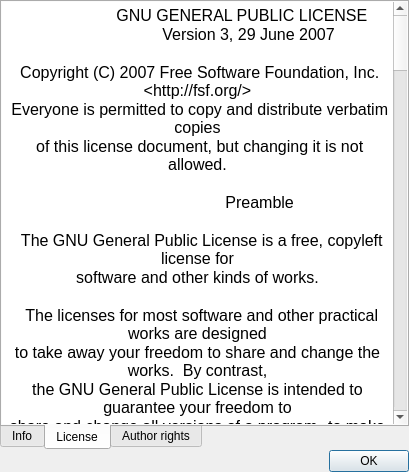
This is UI/aboutprogramwindow.ui in Shadasviar/APOD as Qt 5 draws it before an edit. The edited form follows.
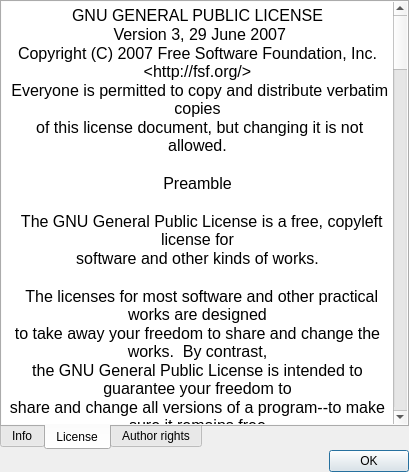
This is the edited form. The open tabs and pages were chosen to show the change. Icons and pictures are not drawn.

Commit message: Format license in info window

```diff
--- a/UI/aboutprogramwindow.ui
+++ b/UI/aboutprogramwindow.ui
@@ -153,14 +153,13 @@
 &lt;html&gt;&lt;head&gt;&lt;meta name=&quot;qrichtext&quot; content=&quot;1&quot; /&gt;&lt;style type=&quot;text/css&quot;&gt;
 p, li { white-space: pre-wrap; }
 &lt;/style&gt;&lt;/head&gt;&lt;body style=&quot; font-family:'Oxygen-Sans'; font-size:12pt; font-weight:400; font-style:normal;&quot;&gt;
-&lt;p align=&quot;center&quot; style=&quot; margin-top:0px; margin-bottom:0px; margin-left:0px; margin-right:0px; -qt-block-indent:0; text-indent:0px;&quot;&gt;                    GNU GENERAL PUBLIC LICENSE&lt;/p&gt;
-&lt;p align=&quot;center&quot; style=&quot; margin-top:0px; margin-bottom:0px; margin-left:0px; margin-right:0px; -qt-block-indent:0; text-indent:0px;&quot;&gt;                       Version 3, 29 June 2007&lt;/p&gt;
-&lt;p align=&quot;center&quot; style=&quot;-qt-paragraph-type:empty; margin-top:0px; margin-bottom:0px; margin-left:0px; margin-right:0px; -qt-block-indent:0; text-indent:0px;&quot;&gt;&lt;br /&gt;&lt;/p&gt;
-&lt;p align=&quot;center&quot; style=&quot; margin-top:0px; margin-bottom:0px; margin-left:0px; margin-right:0px; -qt-block-indent:0; text-indent:0px;&quot;&gt; Copyright (C) 2007 Free Software Foundation, Inc. &amp;lt;http://fsf.org/&amp;gt;&lt;/p&gt;
+&lt;p align=&quot;center&quot; style=&quot; margin-top:0px; margin-bottom:0px; margin-left:0px; margin-right:0px; -qt-block-indent:0; text-indent:0px;&quot;&gt;GNU GENERAL PUBLIC LICENSE&lt;/p&gt;
+&lt;p align=&quot;center&quot; style=&quot; margin-top:0px; margin-bottom:0px; margin-left:0px; margin-right:0px; -qt-block-indent:0; text-indent:0px;&quot;&gt; Version 3, 29 June 2007&lt;/p&gt;
+&lt;p align=&quot;center&quot; style=&quot; margin-top:0px; margin-bottom:0px; margin-left:0px; margin-right:0px; -qt-block-indent:0; text-indent:0px;&quot;&gt;Copyright (C) 2007 Free Software Foundation, Inc. &amp;lt;http://fsf.org/&amp;gt;&lt;/p&gt;
 &lt;p align=&quot;center&quot; style=&quot; margin-top:0px; margin-bottom:0px; margin-left:0px; margin-right:0px; -qt-block-indent:0; text-indent:0px;&quot;&gt; Everyone is permitted to copy and distribute verbatim copies&lt;/p&gt;
 &lt;p align=&quot;center&quot; style=&quot; margin-top:0px; margin-bottom:0px; margin-left:0px; margin-right:0px; -qt-block-indent:0; text-indent:0px;&quot;&gt; of this license document, but changing it is not allowed.&lt;/p&gt;
 &lt;p align=&quot;center&quot; style=&quot;-qt-paragraph-type:empty; margin-top:0px; margin-bottom:0px; margin-left:0px; margin-right:0px; -qt-block-indent:0; text-indent:0px;&quot;&gt;&lt;br /&gt;&lt;/p&gt;
-&lt;p align=&quot;center&quot; style=&quot; margin-top:0px; margin-bottom:0px; margin-left:0px; margin-right:0px; -qt-block-indent:0; text-indent:0px;&quot;&gt;                            Preamble&lt;/p&gt;
+&lt;p align=&quot;center&quot; style=&quot; margin-top:0px; margin-bottom:0px; margin-left:0px; margin-right:0px; -qt-block-indent:0; text-indent:0px;&quot;&gt;Preamble&lt;/p&gt;
 &lt;p align=&quot;center&quot; style=&quot;-qt-paragraph-type:empty; margin-top:0px; margin-bottom:0px; margin-left:0px; margin-right:0px; -qt-block-indent:0; text-indent:0px;&quot;&gt;&lt;br /&gt;&lt;/p&gt;
 &lt;p align=&quot;center&quot; style=&quot; margin-top:0px; margin-bottom:0px; margin-left:0px; margin-right:0px; -qt-block-indent:0; text-indent:0px;&quot;&gt;  The GNU General Public License is a free, copyleft license for&lt;/p&gt;
 &lt;p align=&quot;center&quot; style=&quot; margin-top:0px; margin-bottom:0px; margin-left:0px; margin-right:0px; -qt-block-indent:0; text-indent:0px;&quot;&gt;software and other kinds of works.&lt;/p&gt;
@@ -223,7 +222,7 @@
 &lt;p align=&quot;center&quot; style=&quot; margin-top:0px; margin-bottom:0px; margin-left:0px; margin-right:0px; -qt-block-indent:0; text-indent:0px;&quot;&gt;  The precise terms and conditions for copying, distribution and&lt;/p&gt;
 &lt;p align=&quot;center&quot; style=&quot; margin-top:0px; margin-bottom:0px; margin-left:0px; margin-right:0px; -qt-block-indent:0; text-indent:0px;&quot;&gt;modification follow.&lt;/p&gt;
 &lt;p align=&quot;center&quot; style=&quot;-qt-paragraph-type:empty; margin-top:0px; margin-bottom:0px; margin-left:0px; margin-right:0px; -qt-block-indent:0; text-indent:0px;&quot;&gt;&lt;br /&gt;&lt;/p&gt;
-&lt;p align=&quot;center&quot; style=&quot; margin-top:0px; margin-bottom:0px; margin-left:0px; margin-right:0px; -qt-block-indent:0; text-indent:0px;&quot;&gt;                       TERMS AND CONDITIONS&lt;/p&gt;
+&lt;p align=&quot;center&quot; style=&quot; margin-top:0px; margin-bottom:0px; margin-left:0px; margin-right:0px; -qt-block-indent:0; text-indent:0px;&quot;&gt; TERMS AND CONDITIONS&lt;/p&gt;
 &lt;p align=&quot;center&quot; style=&quot;-qt-paragraph-type:empty; margin-top:0px; margin-bottom:0px; margin-left:0px; margin-right:0px; -qt-block-indent:0; text-indent:0px;&quot;&gt;&lt;br /&gt;&lt;/p&gt;
 &lt;p align=&quot;center&quot; style=&quot; margin-top:0px; margin-bottom:0px; margin-left:0px; margin-right:0px; -qt-block-indent:0; text-indent:0px;&quot;&gt;  0. Definitions.&lt;/p&gt;
 &lt;p align=&quot;center&quot; style=&quot;-qt-paragraph-type:empty; margin-top:0px; margin-bottom:0px; margin-left:0px; margin-right:0px; -qt-block-indent:0; text-indent:0px;&quot;&gt;&lt;br /&gt;&lt;/p&gt;
@@ -773,61 +772,7 @@
 &lt;p align=&quot;center&quot; style=&quot; margin-top:0px; margin-bottom:0px; margin-left:0px; margin-right:0px; -qt-block-indent:0; text-indent:0px;&quot;&gt;Program, unless a warranty or assumption of liability accompanies a&lt;/p&gt;
 &lt;p align=&quot;center&quot; style=&quot; margin-top:0px; margin-bottom:0px; margin-left:0px; margin-right:0px; -qt-block-indent:0; text-indent:0px;&quot;&gt;copy of the Program in return for a fee.&lt;/p&gt;
 &lt;p align=&quot;center&quot; style=&quot;-qt-paragraph-type:empty; margin-top:0px; margin-bottom:0px; margin-left:0px; margin-right:0px; -qt-block-indent:0; text-indent:0px;&quot;&gt;&lt;br /&gt;&lt;/p&gt;
-&lt;p align=&quot;center&quot; style=&quot; margin-top:0px; margin-bottom:0px; margin-left:0px; margin-right:0px; -qt-block-indent:0; text-indent:0px;&quot;&gt;                     END OF TERMS AND CONDITIONS&lt;/p&gt;
-&lt;p align=&quot;center&quot; style=&quot;-qt-paragraph-type:empty; margin-top:0px; margin-bottom:0px; margin-left:0px; margin-right:0px; -qt-block-indent:0; text-indent:0px;&quot;&gt;&lt;br /&gt;&lt;/p&gt;
-&lt;p align=&quot;center&quot; style=&quot; margin-top:0px; margin-bottom:0px; margin-left:0px; margin-right:0px; -qt-block-indent:0; text-indent:0px;&quot;&gt;            How to Apply These Terms to Your New Programs&lt;/p&gt;
-&lt;p align=&quot;center&quot; style=&quot;-qt-paragraph-type:empty; margin-top:0px; margin-bottom:0px; margin-left:0px; margin-right:0px; -qt-block-indent:0; text-indent:0px;&quot;&gt;&lt;br /&gt;&lt;/p&gt;
-&lt;p align=&quot;center&quot; style=&quot; margin-top:0px; margin-bottom:0px; margin-left:0px; margin-right:0px; -qt-block-indent:0; text-indent:0px;&quot;&gt;  If you develop a new program, and you want it to be of the greatest&lt;/p&gt;
-&lt;p align=&quot;center&quot; style=&quot; margin-top:0px; margin-bottom:0px; margin-left:0px; margin-right:0px; -qt-block-indent:0; text-indent:0px;&quot;&gt;possible use to the public, the best way to achieve this is to make it&lt;/p&gt;
-&lt;p align=&quot;center&quot; style=&quot; margin-top:0px; margin-bottom:0px; margin-left:0px; margin-right:0px; -qt-block-indent:0; text-indent:0px;&quot;&gt;free software which everyone can redistribute and change under these terms.&lt;/p&gt;
-&lt;p align=&quot;center&quot; style=&quot;-qt-paragraph-type:empty; margin-top:0px; margin-bottom:0px; margin-left:0px; margin-right:0px; -qt-block-indent:0; text-indent:0px;&quot;&gt;&lt;br /&gt;&lt;/p&gt;
-&lt;p align=&quot;center&quot; style=&quot; margin-top:0px; margin-bottom:0px; margin-left:0px; margin-right:0px; -qt-block-indent:0; text-indent:0px;&quot;&gt;  To do so, attach the following notices to the program.  It is safest&lt;/p&gt;
-&lt;p align=&quot;center&quot; style=&quot; margin-top:0px; margin-bottom:0px; margin-left:0px; margin-right:0px; -qt-block-indent:0; text-indent:0px;&quot;&gt;to attach them to the start of each source file to most effectively&lt;/p&gt;
-&lt;p align=&quot;center&quot; style=&quot; margin-top:0px; margin-bottom:0px; margin-left:0px; margin-right:0px; -qt-block-indent:0; text-indent:0px;&quot;&gt;state the exclusion of warranty; and each file should have at least&lt;/p&gt;
-&lt;p align=&quot;center&quot; style=&quot; margin-top:0px; margin-bottom:0px; margin-left:0px; margin-right:0px; -qt-block-indent:0; text-indent:0px;&quot;&gt;the &amp;quot;copyright&amp;quot; line and a pointer to where the full notice is found.&lt;/p&gt;
-&lt;p align=&quot;center&quot; style=&quot;-qt-paragraph-type:empty; margin-top:0px; margin-bottom:0px; margin-left:0px; margin-right:0px; -qt-block-indent:0; text-indent:0px;&quot;&gt;&lt;br /&gt;&lt;/p&gt;
-&lt;p align=&quot;center&quot; style=&quot; margin-top:0px; margin-bottom:0px; margin-left:0px; margin-right:0px; -qt-block-indent:0; text-indent:0px;&quot;&gt;    {one line to give the program's name and a brief idea of what it does.}&lt;/p&gt;
-&lt;p align=&quot;center&quot; style=&quot; margin-top:0px; margin-bottom:0px; margin-left:0px; margin-right:0px; -qt-block-indent:0; text-indent:0px;&quot;&gt;    Copyright (C) {year}  {name of author}&lt;/p&gt;
-&lt;p align=&quot;center&quot; style=&quot;-qt-paragraph-type:empty; margin-top:0px; margin-bottom:0px; margin-left:0px; margin-right:0px; -qt-block-indent:0; text-indent:0px;&quot;&gt;&lt;br /&gt;&lt;/p&gt;
-&lt;p align=&quot;center&quot; style=&quot; margin-top:0px; margin-bottom:0px; margin-left:0px; margin-right:0px; -qt-block-indent:0; text-indent:0px;&quot;&gt;    This program is free software: you can redistribute it and/or modify&lt;/p&gt;
-&lt;p align=&quot;center&quot; style=&quot; margin-top:0px; margin-bottom:0px; margin-left:0px; margin-right:0px; -qt-block-indent:0; text-indent:0px;&quot;&gt;    it under the terms of the GNU General Public License as published by&lt;/p&gt;
-&lt;p align=&quot;center&quot; style=&quot; margin-top:0px; margin-bottom:0px; margin-left:0px; margin-right:0px; -qt-block-indent:0; text-indent:0px;&quot;&gt;    the Free Software Foundation, either version 3 of the License, or&lt;/p&gt;
-&lt;p align=&quot;center&quot; style=&quot; margin-top:0px; margin-bottom:0px; margin-left:0px; margin-right:0px; -qt-block-indent:0; text-indent:0px;&quot;&gt;    (at your option) any later version.&lt;/p&gt;
-&lt;p align=&quot;center&quot; style=&quot;-qt-paragraph-type:empty; margin-top:0px; margin-bottom:0px; margin-left:0px; margin-right:0px; -qt-block-indent:0; text-indent:0px;&quot;&gt;&lt;br /&gt;&lt;/p&gt;
-&lt;p align=&quot;center&quot; style=&quot; margin-top:0px; margin-bottom:0px; margin-left:0px; margin-right:0px; -qt-block-indent:0; text-indent:0px;&quot;&gt;    This program is distributed in the hope that it will be useful,&lt;/p&gt;
-&lt;p align=&quot;center&quot; style=&quot; margin-top:0px; margin-bottom:0px; margin-left:0px; margin-right:0px; -qt-block-indent:0; text-indent:0px;&quot;&gt;    but WITHOUT ANY WARRANTY; without even the implied warranty of&lt;/p&gt;
-&lt;p align=&quot;center&quot; style=&quot; margin-top:0px; margin-bottom:0px; margin-left:0px; margin-right:0px; -qt-block-indent:0; text-indent:0px;&quot;&gt;    MERCHANTABILITY or FITNESS FOR A PARTICULAR PURPOSE.  See the&lt;/p&gt;
-&lt;p align=&quot;center&quot; style=&quot; margin-top:0px; margin-bottom:0px; margin-left:0px; margin-right:0px; -qt-block-indent:0; text-indent:0px;&quot;&gt;    GNU General Public License for more details.&lt;/p&gt;
-&lt;p align=&quot;center&quot; style=&quot;-qt-paragraph-type:empty; margin-top:0px; margin-bottom:0px; margin-left:0px; margin-right:0px; -qt-block-indent:0; text-indent:0px;&quot;&gt;&lt;br /&gt;&lt;/p&gt;
-&lt;p align=&quot;center&quot; style=&quot; margin-top:0px; margin-bottom:0px; margin-left:0px; margin-right:0px; -qt-block-indent:0; text-indent:0px;&quot;&gt;    You should have received a copy of the GNU General Public License&lt;/p&gt;
-&lt;p align=&quot;center&quot; style=&quot; margin-top:0px; margin-bottom:0px; margin-left:0px; margin-right:0px; -qt-block-indent:0; text-indent:0px;&quot;&gt;    along with this program.  If not, see &amp;lt;http://www.gnu.org/licenses/&amp;gt;.&lt;/p&gt;
-&lt;p align=&quot;center&quot; style=&quot;-qt-paragraph-type:empty; margin-top:0px; margin-bottom:0px; margin-left:0px; margin-right:0px; -qt-block-indent:0; text-indent:0px;&quot;&gt;&lt;br /&gt;&lt;/p&gt;
-&lt;p align=&quot;center&quot; style=&quot; margin-top:0px; margin-bottom:0px; margin-left:0px; margin-right:0px; -qt-block-indent:0; text-indent:0px;&quot;&gt;Also add information on how to contact you by electronic and paper mail.&lt;/p&gt;
-&lt;p align=&quot;center&quot; style=&quot;-qt-paragraph-type:empty; margin-top:0px; margin-bottom:0px; margin-left:0px; margin-right:0px; -qt-block-indent:0; text-indent:0px;&quot;&gt;&lt;br /&gt;&lt;/p&gt;
-&lt;p align=&quot;center&quot; style=&quot; margin-top:0px; margin-bottom:0px; margin-left:0px; margin-right:0px; -qt-block-indent:0; text-indent:0px;&quot;&gt;  If the program does terminal interaction, make it output a short&lt;/p&gt;
-&lt;p align=&quot;center&quot; style=&quot; margin-top:0px; margin-bottom:0px; margin-left:0px; margin-right:0px; -qt-block-indent:0; text-indent:0px;&quot;&gt;notice like this when it starts in an interactive mode:&lt;/p&gt;
-&lt;p align=&quot;center&quot; style=&quot;-qt-paragraph-type:empty; margin-top:0px; margin-bottom:0px; margin-left:0px; margin-right:0px; -qt-block-indent:0; text-indent:0px;&quot;&gt;&lt;br /&gt;&lt;/p&gt;
-&lt;p align=&quot;center&quot; style=&quot; margin-top:0px; margin-bottom:0px; margin-left:0px; margin-right:0px; -qt-block-indent:0; text-indent:0px;&quot;&gt;    {project}  Copyright (C) {year}  {fullname}&lt;/p&gt;
-&lt;p align=&quot;center&quot; style=&quot; margin-top:0px; margin-bottom:0px; margin-left:0px; margin-right:0px; -qt-block-indent:0; text-indent:0px;&quot;&gt;    This program comes with ABSOLUTELY NO WARRANTY; for details type `show w'.&lt;/p&gt;
-&lt;p align=&quot;center&quot; style=&quot; margin-top:0px; margin-bottom:0px; margin-left:0px; margin-right:0px; -qt-block-indent:0; text-indent:0px;&quot;&gt;    This is free software, and you are welcome to redistribute it&lt;/p&gt;
-&lt;p align=&quot;center&quot; style=&quot; margin-top:0px; margin-bottom:0px; margin-left:0px; margin-right:0px; -qt-block-indent:0; text-indent:0px;&quot;&gt;    under certain conditions; type `show c' for details.&lt;/p&gt;
-&lt;p align=&quot;center&quot; style=&quot;-qt-paragraph-type:empty; margin-top:0px; margin-bottom:0px; margin-left:0px; margin-right:0px; -qt-block-indent:0; text-indent:0px;&quot;&gt;&lt;br /&gt;&lt;/p&gt;
-&lt;p align=&quot;center&quot; style=&quot; margin-top:0px; margin-bottom:0px; margin-left:0px; margin-right:0px; -qt-block-indent:0; text-indent:0px;&quot;&gt;The hypothetical commands `show w' and `show c' should show the appropriate&lt;/p&gt;
-&lt;p align=&quot;center&quot; style=&quot; margin-top:0px; margin-bottom:0px; margin-left:0px; margin-right:0px; -qt-block-indent:0; text-indent:0px;&quot;&gt;parts of the General Public License.  Of course, your program's commands&lt;/p&gt;
-&lt;p align=&quot;center&quot; style=&quot; margin-top:0px; margin-bottom:0px; margin-left:0px; margin-right:0px; -qt-block-indent:0; text-indent:0px;&quot;&gt;might be different; for a GUI interface, you would use an &amp;quot;about box&amp;quot;.&lt;/p&gt;
-&lt;p align=&quot;center&quot; style=&quot;-qt-paragraph-type:empty; margin-top:0px; margin-bottom:0px; margin-left:0px; margin-right:0px; -qt-block-indent:0; text-indent:0px;&quot;&gt;&lt;br /&gt;&lt;/p&gt;
-&lt;p align=&quot;center&quot; style=&quot; margin-top:0px; margin-bottom:0px; margin-left:0px; margin-right:0px; -qt-block-indent:0; text-indent:0px;&quot;&gt;  You should also get your employer (if you work as a programmer) or school,&lt;/p&gt;
-&lt;p align=&quot;center&quot; style=&quot; margin-top:0px; margin-bottom:0px; margin-left:0px; margin-right:0px; -qt-block-indent:0; text-indent:0px;&quot;&gt;if any, to sign a &amp;quot;copyright disclaimer&amp;quot; for the program, if necessary.&lt;/p&gt;
-&lt;p align=&quot;center&quot; style=&quot; margin-top:0px; margin-bottom:0px; margin-left:0px; margin-right:0px; -qt-block-indent:0; text-indent:0px;&quot;&gt;For more information on this, and how to apply and follow the GNU GPL, see&lt;/p&gt;
-&lt;p align=&quot;center&quot; style=&quot; margin-top:0px; margin-bottom:0px; margin-left:0px; margin-right:0px; -qt-block-indent:0; text-indent:0px;&quot;&gt;&amp;lt;http://www.gnu.org/licenses/&amp;gt;.&lt;/p&gt;
-&lt;p align=&quot;center&quot; style=&quot;-qt-paragraph-type:empty; margin-top:0px; margin-bottom:0px; margin-left:0px; margin-right:0px; -qt-block-indent:0; text-indent:0px;&quot;&gt;&lt;br /&gt;&lt;/p&gt;
-&lt;p align=&quot;center&quot; style=&quot; margin-top:0px; margin-bottom:0px; margin-left:0px; margin-right:0px; -qt-block-indent:0; text-indent:0px;&quot;&gt;  The GNU General Public License does not permit incorporating your program&lt;/p&gt;
-&lt;p align=&quot;center&quot; style=&quot; margin-top:0px; margin-bottom:0px; margin-left:0px; margin-right:0px; -qt-block-indent:0; text-indent:0px;&quot;&gt;into proprietary programs.  If your program is a subroutine library, you&lt;/p&gt;
-&lt;p align=&quot;center&quot; style=&quot; margin-top:0px; margin-bottom:0px; margin-left:0px; margin-right:0px; -qt-block-indent:0; text-indent:0px;&quot;&gt;may consider it more useful to permit linking proprietary applications with&lt;/p&gt;
-&lt;p align=&quot;center&quot; style=&quot; margin-top:0px; margin-bottom:0px; margin-left:0px; margin-right:0px; -qt-block-indent:0; text-indent:0px;&quot;&gt;the library.  If this is what you want to do, use the GNU Lesser General&lt;/p&gt;
-&lt;p align=&quot;center&quot; style=&quot; margin-top:0px; margin-bottom:0px; margin-left:0px; margin-right:0px; -qt-block-indent:0; text-indent:0px;&quot;&gt;Public License instead of this License.  But first, please read&lt;/p&gt;
-&lt;p align=&quot;center&quot; style=&quot; margin-top:0px; margin-bottom:0px; margin-left:0px; margin-right:0px; -qt-block-indent:0; text-indent:0px;&quot;&gt;&amp;lt;http://www.gnu.org/philosophy/why-not-lgpl.html&amp;gt;.&lt;/p&gt;
-&lt;p align=&quot;center&quot; style=&quot;-qt-paragraph-type:empty; margin-top:0px; margin-bottom:0px; margin-left:0px; margin-right:0px; -qt-block-indent:0; text-indent:0px;&quot;&gt;&lt;br /&gt;&lt;/p&gt;&lt;/body&gt;&lt;/html&gt;</string>
+&lt;p align=&quot;center&quot; style=&quot; margin-top:0px; margin-bottom:0px; margin-left:0px; margin-right:0px; -qt-block-indent:0; text-indent:0px;&quot;&gt;                     END OF TERMS AND CONDITIONS     &lt;/p&gt;&lt;/body&gt;&lt;/html&gt;</string>
          </property>
         </widget>
        </item>
```
